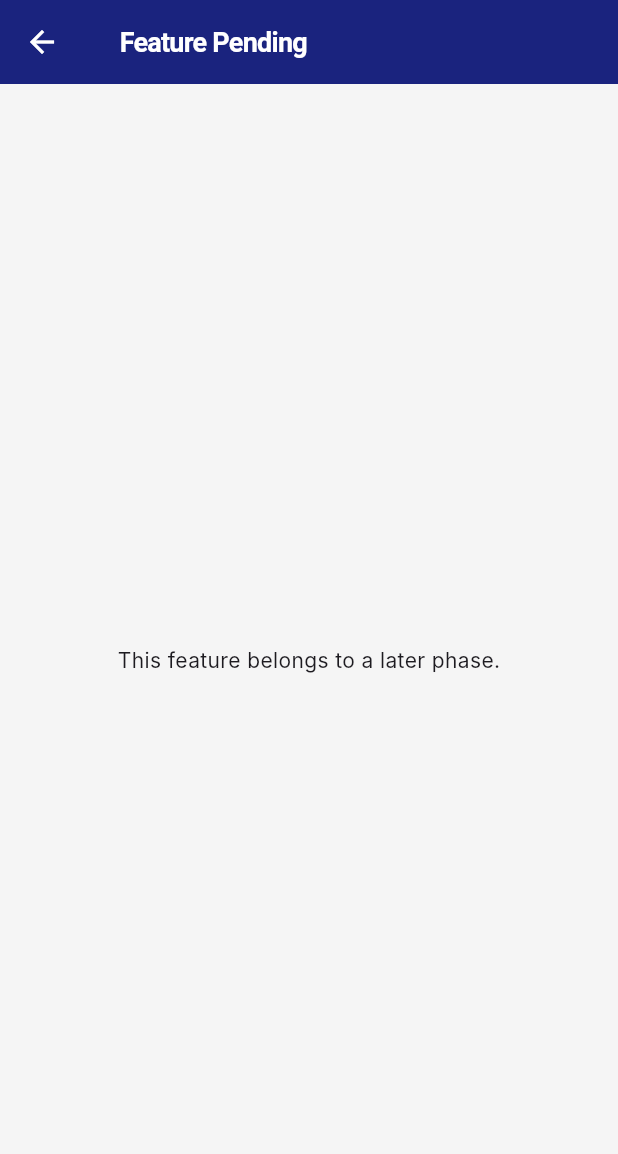
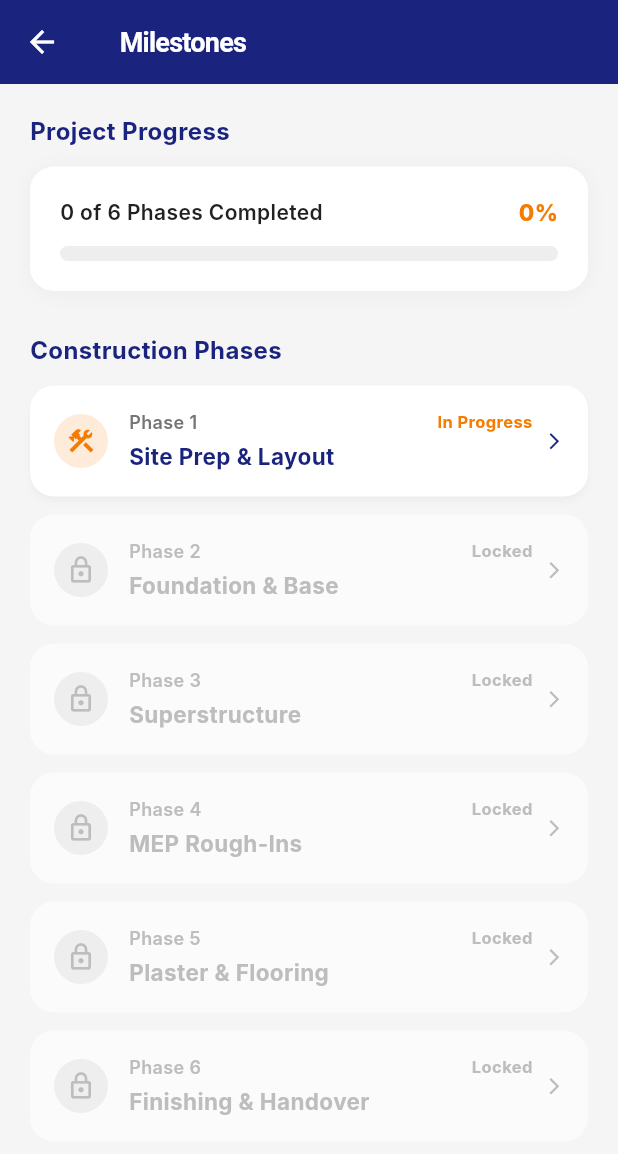
Before and after one commit to ZainAwan-47/Construction-FrontEnd, a Flutter app: the ContractorDashboardScreen screen opened by its route, after a tap on "Milestones", on a phone screen of 412 x 824 dp. Shown: the top 1154 px of the screen. Run offline on Flutter 3.47's test engine with Material 3 defaults, Android fonts, the phone set to English and light mode, and no system bars; Roboto replaces fonts that are missing (Inter).

Commit message:
feat: implement sequential milestone tracking and owner sign-off

```diff
--- a/lib/core/navigation/app_router.dart
+++ b/lib/core/navigation/app_router.dart
@@ -7,9 +7,13 @@ import '../../screens/contractor/contractor_dashboard_screen.dart';
 import '../../screens/owner/send_funds_screen.dart';
 import '../../screens/contractor/create_expense_screen.dart';
 import '../../screens/contractor/my_expenses_screen.dart';
-import '../../screens/contractor/adjust_disputed_expense_screen.dart'; // Phase 7
+import '../../screens/contractor/adjust_disputed_expense_screen.dart';
 import '../../screens/owner/review_queue_screen.dart';
 import '../../screens/owner/expense_detail_screen.dart';
+
+// PHASE 8: Updated to point to your widgets folder
+import '../../widgets/common/milestone_tracker_screen.dart';
+import '../../widgets/common/milestone_detail_screen.dart';
 
 class AppRouter {
   static const String initialRoute = '/splash';
@@ -20,9 +24,11 @@ class AppRouter {
   static const String sendFundsRoute = '/send_funds';
   static const String createExpenseRoute = '/create_expense';
   static const String myExpensesRoute = '/my_expenses';
-  static const String adjustExpenseRoute = '/adjust_expense'; // Phase 7
+  static const String adjustExpenseRoute = '/adjust_expense';
   static const String reviewQueueRoute = '/review_queue';
   static const String expenseDetailRoute = '/expense_detail';
+  static const String milestoneTrackerRoute = '/milestone_tracker';
+  static const String milestoneDetailRoute = '/milestone_detail';
   static const String placeholderRoute = '/placeholder';
 
   static Route<dynamic> generateRoute(RouteSettings settings) {
@@ -51,6 +57,11 @@ class AppRouter {
       case expenseDetailRoute:
         final expenseId = settings.arguments as String;
         return MaterialPageRoute(builder: (_) => ExpenseDetailScreen(expenseId: expenseId));
+      case milestoneTrackerRoute:
+        return MaterialPageRoute(builder: (_) => const MilestoneTrackerScreen());
+      case milestoneDetailRoute:
+        final milestoneId = settings.arguments as int;
+        return MaterialPageRoute(builder: (_) => MilestoneDetailScreen(milestoneId: milestoneId));
       case placeholderRoute:
         return MaterialPageRoute(
           builder: (_) => Scaffold(
--- /dev/null
+++ b/lib/models/milestone.dart
@@ -0,0 +1,22 @@
+enum MilestoneStatus {
+  locked,
+  inProgress,
+  awaitingSignOff,
+  completed,
+}
+
+class Milestone {
+  final int id;
+  final String title;
+  final String description;
+  MilestoneStatus status;
+  DateTime? completedDate;
+
+  Milestone({
+    required this.id,
+    required this.title,
+    required this.description,
+    this.status = MilestoneStatus.locked,
+    this.completedDate,
+  });
+}
--- a/lib/screens/contractor/contractor_dashboard_screen.dart
+++ b/lib/screens/contractor/contractor_dashboard_screen.dart
@@ -18,6 +18,9 @@ class ContractorDashboardScreen extends StatelessWidget {
 
   @override
   Widget build(BuildContext context) {
+    return AnimatedBuilder(
+      animation: AppState(),
+      builder: (context, _) {
         final state = AppState();
 
         return Scaffold(
@@ -134,21 +137,20 @@ class ContractorDashboardScreen extends StatelessWidget {
                       subtitle: 'Upload receipt',
                       icon: Icons.add_a_photo_outlined,
                       isPrimary: true,
-                  // PHASE 5 ROUTE APPLIED
                       onTap: () => Navigator.pushNamed(context, AppRouter.createExpenseRoute),
                     ),
                     QuickActionCard(
                       title: 'My Expenses',
                       subtitle: 'View history',
                       icon: Icons.receipt_long_outlined,
-                  // PHASE 5 ROUTE APPLIED
                       onTap: () => Navigator.pushNamed(context, AppRouter.myExpensesRoute),
                     ),
                     QuickActionCard(
                       title: 'Milestones',
                       subtitle: 'Phase progress',
                       icon: Icons.analytics_outlined,
-                  onTap: () => Navigator.pushNamed(context, AppRouter.placeholderRoute),
+                      // PHASE 8 ROUTE APPLIED
+                      onTap: () => Navigator.pushNamed(context, AppRouter.milestoneTrackerRoute),
                     ),
                     QuickActionCard(
                       title: 'Settings',
@@ -165,14 +167,18 @@ class ContractorDashboardScreen extends StatelessWidget {
             role: state.activeRole,
             currentIndex: 0,
             onTap: (index) {
-          // PHASE 5 BOTTOM NAV APPLIED
               if (index == 1) {
                 Navigator.pushNamed(context, AppRouter.myExpensesRoute);
+              } else if (index == 2) {
+                // PHASE 8 BOTTOM NAV APPLIED
+                Navigator.pushNamed(context, AppRouter.milestoneTrackerRoute);
               } else if (index != 0) {
                 Navigator.pushNamed(context, AppRouter.placeholderRoute);
               }
             },
           ),
         );
+      },
+    );
   }
 }
--- a/lib/screens/owner/owner_dashboard_screen.dart
+++ b/lib/screens/owner/owner_dashboard_screen.dart
@@ -177,9 +177,10 @@ class OwnerDashboardScreen extends StatelessWidget {
                       title: 'Milestones',
                       subtitle: 'Phase tracking',
                       icon: Icons.analytics_outlined,
+                      // PHASE 8: Wired to MilestoneTracker
                       onTap: () => Navigator.pushNamed(
                         context,
-                        AppRouter.placeholderRoute,
+                        AppRouter.milestoneTrackerRoute,
                       ),
                     ),
                     QuickActionCard(
@@ -204,6 +205,9 @@ class OwnerDashboardScreen extends StatelessWidget {
                 Navigator.pushNamed(context, AppRouter.sendFundsRoute);
               } else if (index == 2) {
                 Navigator.pushNamed(context, AppRouter.reviewQueueRoute);
+              } else if (index == 3) {
+                // PHASE 8: Wired to MilestoneTracker
+                Navigator.pushNamed(context, AppRouter.milestoneTrackerRoute);
               } else if (index != 0) {
                 Navigator.pushNamed(context, AppRouter.placeholderRoute);
               }
--- a/lib/state/app_state.dart
+++ b/lib/state/app_state.dart
@@ -2,6 +2,7 @@ import 'package:flutter/material.dart';
 import '../models/user_role.dart';
 import '../models/fund_transfer.dart';
 import '../models/expense.dart';
+import '../models/milestone.dart';
 
 class AppState extends ChangeNotifier {
   static final AppState _instance = AppState._internal();
@@ -18,6 +19,74 @@ class AppState extends ChangeNotifier {
 
   final double _totalProjectBudget = 5000000.0;
 
+  // --- PHASE 8: MILESTONE STATE ---
+  final List<Milestone> _milestones = [
+    Milestone(
+      id: 1,
+      title: 'Site Prep & Layout',
+      description: 'Machinery rentals, gravel, termite spray. Plot layout, boundary work, trenching, soil test.',
+      status: MilestoneStatus.inProgress,
+    ),
+    Milestone(
+      id: 2,
+      title: 'Foundation & Base',
+      description: 'Grade-60 Steel, concrete, stone ballast. Footings cast, plinth beam concrete cured.',
+    ),
+    Milestone(
+      id: 3,
+      title: 'Superstructure',
+      description: 'Bricks, cement, sand, scaffolding. Columns raised, brick walls, roof slab cast.',
+    ),
+    Milestone(
+      id: 4,
+      title: 'MEP Rough-Ins',
+      description: 'PVC pipes, conduit, copper cables. Concealed plumbing/wiring pressure-tested.',
+    ),
+    Milestone(
+      id: 5,
+      title: 'Plaster & Flooring',
+      description: 'Plaster sand, tiles, marble, chemical. Screed, plaster curing, tile fixing.',
+    ),
+    Milestone(
+      id: 6,
+      title: 'Finishing & Handover',
+      description: 'Paint, primer, fixtures, woodwork. Final paint coats, fixtures, deep cleaning.',
+    ),
+  ];
+
+  List<Milestone> get allMilestones => List.unmodifiable(_milestones);
+
+  int get completedMilestoneCount =>
+      _milestones.where((m) => m.status == MilestoneStatus.completed).length;
+
+  void markMilestoneReady(int id) {
+    final target = _milestones.firstWhere((m) => m.id == id);
+    if (target.status != MilestoneStatus.inProgress) return;
+    target.status = MilestoneStatus.awaitingSignOff;
+    notifyListeners();
+  }
+
+  void signOffMilestone(int id) {
+    final target = _milestones.firstWhere((m) => m.id == id);
+    if (target.status != MilestoneStatus.inProgress && target.status != MilestoneStatus.awaitingSignOff) return;
+
+    if (id > 1) {
+      final previous = _milestones.firstWhere((m) => m.id == id - 1);
+      if (previous.status != MilestoneStatus.completed) return;
+    }
+
+    target.status = MilestoneStatus.completed;
+    target.completedDate = DateTime.now();
+
+    if (id < 6) {
+      final next = _milestones.firstWhere((m) => m.id == id + 1);
+      next.status = MilestoneStatus.inProgress;
+    }
+
+    notifyListeners();
+  }
+
+  // --- PHASE 5, 6, 7: EXPENSE STATE ---
   final List<Expense> _expenses = [
     Expense(
       id: 'exp_001',
@@ -89,29 +158,23 @@ class AppState extends ChangeNotifier {
   void disputeExpense(String id, String feedback) {
     final expense = _expenses.firstWhere((e) => e.id == id);
     if (expense.status != ExpenseStatus.pending) return;
-
     expense.status = ExpenseStatus.disputed;
-    expense.feedbackHistory.add(feedback); // Appends, does not overwrite
+    expense.feedbackHistory.add(feedback);
     notifyListeners();
   }
 
-  // --- PHASE 7: CONTRACTOR ADJUSTMENT ACTION ---
   void resubmitExpense(String id, String category, double amount, String description, bool receiptAttached) {
     final expense = _expenses.firstWhere((e) => e.id == id);
-
-    // ENFORCEMENT: Only disputed expenses can be resubmitted.
     if (expense.status != ExpenseStatus.disputed) return;
-
-    // Retain ID, mutate fields
     expense.category = category;
     expense.amount = amount;
     expense.description = description;
     expense.receiptAttached = receiptAttached;
-    expense.status = ExpenseStatus.pending; // Returns to pending queue
-
+    expense.status = ExpenseStatus.pending;
     notifyListeners();
   }
 
+  // --- PHASE 4: FUNDS TRANSFER STATE ---
   final List<FundTransfer> _transfers = [
     FundTransfer(
       id: 'tx_001',
@@ -154,6 +217,7 @@ class AppState extends ChangeNotifier {
     notifyListeners();
   }
 
+  // --- CORE BUSINESS LOGIC FORMULAS ---
   double get totalProjectBudget => _totalProjectBudget;
   double get remainingProjectBudget => _totalProjectBudget - totalApprovedExpenses;
   double get contractorCashInHand => _totalConfirmedInflow - totalApprovedExpenses;
--- /dev/null
+++ b/lib/widgets/common/milestone_tracker_screen.dart
@@ -0,0 +1,248 @@
+import 'package:flutter/material.dart';
+import '../../core/theme/app_colors.dart';
+import '../../core/navigation/app_router.dart';
+import '../../state/app_state.dart';
+import '../../models/milestone.dart';
+
+class MilestoneTrackerScreen extends StatelessWidget {
+  const MilestoneTrackerScreen({Key? key}) : super(key: key);
+
+  Widget _buildStatusIndicator(MilestoneStatus status) {
+    switch (status) {
+      case MilestoneStatus.completed:
+        return Container(
+          width: 36,
+          height: 36,
+          decoration: BoxDecoration(
+            color: AppColors.success.withOpacity(0.15),
+            shape: BoxShape.circle,
+          ),
+          child: const Icon(Icons.check_circle, color: AppColors.success, size: 20),
+        );
+      case MilestoneStatus.awaitingSignOff:
+        return Container(
+          width: 36,
+          height: 36,
+          decoration: BoxDecoration(
+            color: AppColors.warning.withOpacity(0.15),
+            shape: BoxShape.circle,
+          ),
+          child: const Icon(Icons.pending_actions, color: AppColors.warning, size: 20),
+        );
+      case MilestoneStatus.inProgress:
+        return Container(
+          width: 36,
+          height: 36,
+          decoration: BoxDecoration(
+            color: AppColors.primaryOrange.withOpacity(0.15),
+            shape: BoxShape.circle,
+          ),
+          child: const Icon(Icons.construction, color: AppColors.primaryOrange, size: 20),
+        );
+      case MilestoneStatus.locked:
+        return Container(
+          width: 36,
+          height: 36,
+          decoration: BoxDecoration(
+            color: Colors.grey.shade200,
+            shape: BoxShape.circle,
+          ),
+          child: const Icon(Icons.lock_outline, color: AppColors.hint, size: 20),
+        );
+    }
+  }
+
+  String _statusLabel(MilestoneStatus status) {
+    switch (status) {
+      case MilestoneStatus.completed:
+        return 'Completed';
+      case MilestoneStatus.awaitingSignOff:
+        return 'Awaiting Sign-Off';
+      case MilestoneStatus.inProgress:
+        return 'In Progress';
+      case MilestoneStatus.locked:
+        return 'Locked';
+    }
+  }
+
+  Color _statusColor(MilestoneStatus status) {
+    switch (status) {
+      case MilestoneStatus.completed:
+        return AppColors.success;
+      case MilestoneStatus.awaitingSignOff:
+        return AppColors.warning;
+      case MilestoneStatus.inProgress:
+        return AppColors.primaryOrange;
+      case MilestoneStatus.locked:
+        return AppColors.hint;
+    }
+  }
+
+  @override
+  Widget build(BuildContext context) {
+    return Scaffold(
+      backgroundColor: AppColors.surfaceWarmGray,
+      appBar: AppBar(
+        title: const Text('Milestones'),
+      ),
+      body: SafeArea(
+        child: AnimatedBuilder(
+          animation: AppState(),
+          builder: (context, _) {
+            final state = AppState();
+            final milestones = state.allMilestones;
+            final completedCount = state.completedMilestoneCount;
+            final progressFraction = completedCount / 6.0;
+
+            return ListView(
+              padding: const EdgeInsets.all(20.0),
+              children: [
+                const Text(
+                  'Project Progress',
+                  style: TextStyle(
+                    fontSize: 16,
+                    fontWeight: FontWeight.w700,
+                    color: AppColors.primaryBlue,
+                  ),
+                ),
+                const SizedBox(height: 12),
+                Container(
+                  padding: const EdgeInsets.all(20),
+                  decoration: BoxDecoration(
+                    color: AppColors.surfaceWhite,
+                    borderRadius: BorderRadius.circular(16),
+                    boxShadow: [
+                      BoxShadow(
+                        color: Colors.black.withOpacity(0.04),
+                        blurRadius: 10,
+                        offset: const Offset(0, 2),
+                      ),
+                    ],
+                  ),
+                  child: Column(
+                    crossAxisAlignment: CrossAxisAlignment.start,
+                    children: [
+                      Row(
+                        mainAxisAlignment: MainAxisAlignment.spaceBetween,
+                        children: [
+                          Text(
+                            '$completedCount of 6 Phases Completed',
+                            style: const TextStyle(
+                              fontSize: 14,
+                              fontWeight: FontWeight.w600,
+                              color: AppColors.textPrimary,
+                            ),
+                          ),
+                          Text(
+                            '${(progressFraction * 100).toInt()}%',
+                            style: const TextStyle(
+                              fontSize: 15,
+                              fontWeight: FontWeight.w800,
+                              color: AppColors.primaryOrange,
+                            ),
+                          ),
+                        ],
+                      ),
+                      const SizedBox(height: 12),
+                      ClipRRect(
+                        borderRadius: BorderRadius.circular(8),
+                        child: LinearProgressIndicator(
+                          value: progressFraction,
+                          minHeight: 10,
+                          backgroundColor: Colors.grey.shade200,
+                          valueColor: const AlwaysStoppedAnimation<Color>(AppColors.success),
+                        ),
+                      ),
+                    ],
+                  ),
+                ),
+                const SizedBox(height: 28),
+                const Text(
+                  'Construction Phases',
+                  style: TextStyle(
+                    fontSize: 16,
+                    fontWeight: FontWeight.w700,
+                    color: AppColors.primaryBlue,
+                  ),
+                ),
+                const SizedBox(height: 12),
+                ...milestones.map((m) {
+                  final isLocked = m.status == MilestoneStatus.locked;
+
+                  return Card(
+                    margin: const EdgeInsets.only(bottom: 12),
+                    shape: RoundedRectangleBorder(borderRadius: BorderRadius.circular(16)),
+                    elevation: isLocked ? 0 : 2,
+                    color: isLocked ? AppColors.surfaceWhite.withOpacity(0.6) : AppColors.surfaceWhite,
+                    child: InkWell(
+                      onTap: () {
+                        Navigator.pushNamed(
+                          context,
+                          AppRouter.milestoneDetailRoute,
+                          arguments: m.id,
+                        );
+                      },
+                      borderRadius: BorderRadius.circular(16),
+                      child: Padding(
+                        padding: const EdgeInsets.all(16.0),
+                        child: Row(
+                          children: [
+                            _buildStatusIndicator(m.status),
+                            const SizedBox(width: 14),
+                            Expanded(
+                              child: Column(
+                                crossAxisAlignment: CrossAxisAlignment.start,
+                                children: [
+                                  Row(
+                                    mainAxisAlignment: MainAxisAlignment.spaceBetween,
+                                    children: [
+                                      Text(
+                                        'Phase ${m.id}',
+                                        style: TextStyle(
+                                          fontSize: 12,
+                                          fontWeight: FontWeight.w600,
+                                          color: isLocked ? AppColors.hint : AppColors.textSecondary,
+                                        ),
+                                      ),
+                                      Text(
+                                        _statusLabel(m.status),
+                                        style: TextStyle(
+                                          fontSize: 11,
+                                          fontWeight: FontWeight.w700,
+                                          color: _statusColor(m.status),
+                                        ),
+                                      ),
+                                    ],
+                                  ),
+                                  const SizedBox(height: 4),
+                                  Text(
+                                    m.title,
+                                    style: TextStyle(
+                                      fontSize: 15,
+                                      fontWeight: FontWeight.w700,
+                                      color: isLocked ? AppColors.hint : AppColors.primaryBlue,
+                                    ),
+                                  ),
+                                ],
+                              ),
+                            ),
+                            const SizedBox(width: 8),
+                            Icon(
+                              Icons.arrow_forward_ios,
+                              size: 13,
+                              color: isLocked ? AppColors.hint : AppColors.primaryBlue,
+                            ),
+                          ],
+                        ),
+                      ),
+                    ),
+                  );
+                }).toList(),
+              ],
+            );
+          },
+        ),
+      ),
+    );
+  }
+}
```
Also changed, not shown: lib/widgets/common/milestone_detail_screen.dart (added, +309 -0 lines). Lines whose indentation alone changed are shown as unchanged.
